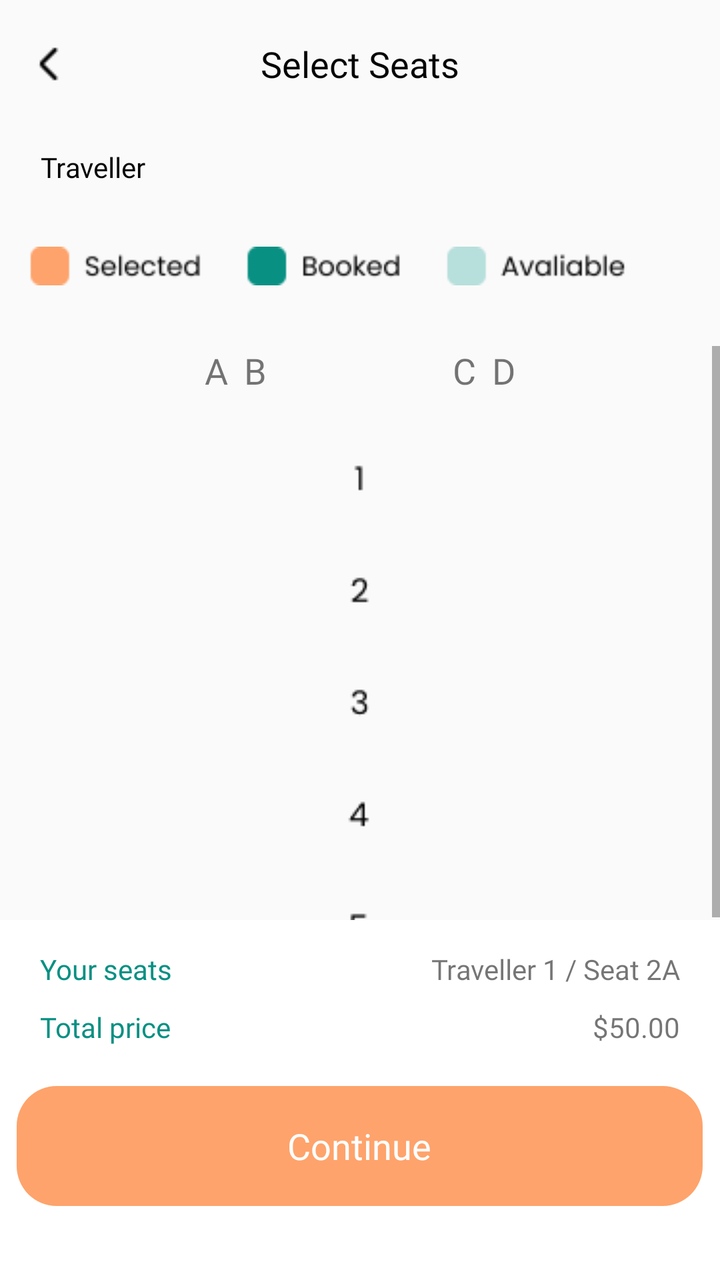
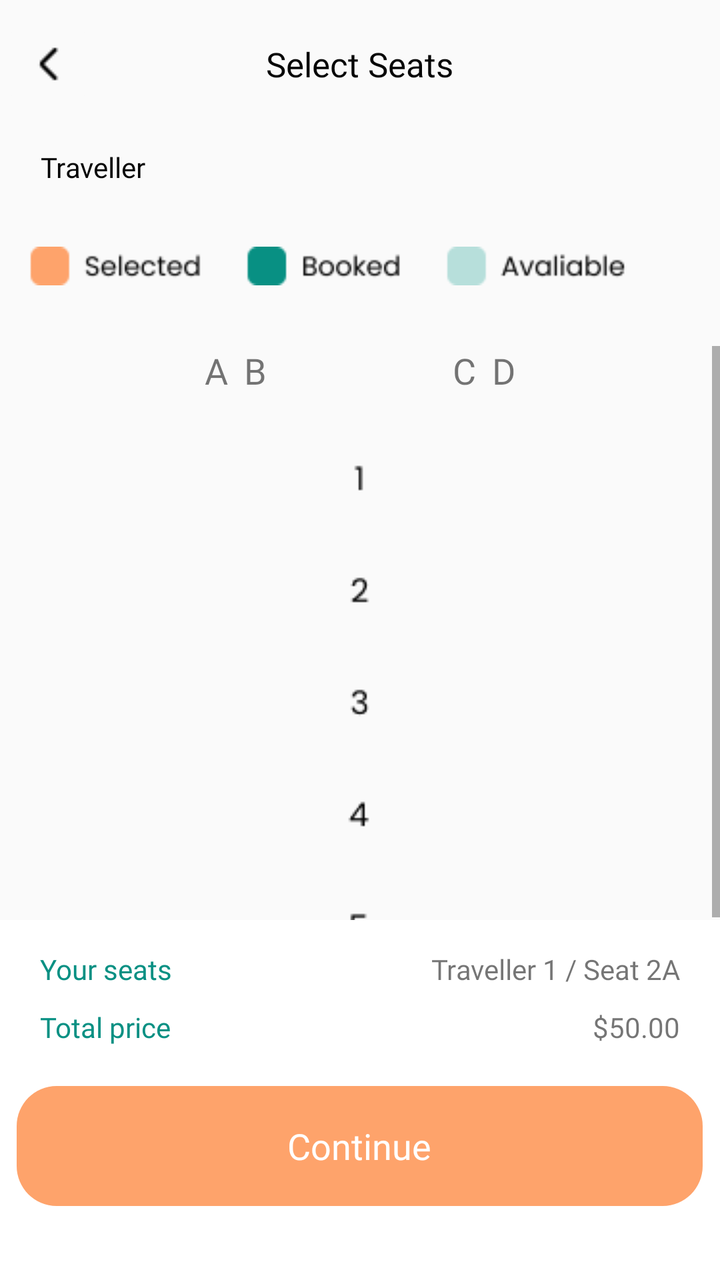

Before-and-after screenshots of an Android layout around one commit, followed by the original layout XML and the change that was made.
<!-- AndroidManifest.xml: application theme Theme.TravelApplication -->
<!-- res/layout/activity_select_seat.xml -->
<?xml version="1.0" encoding="utf-8"?>
<RelativeLayout xmlns:android="http://schemas.android.com/apk/res/android"
    xmlns:app="http://schemas.android.com/apk/res-auto"
    xmlns:tools="http://schemas.android.com/tools"
    android:id="@+id/main"
    android:layout_width="match_parent"
    android:layout_height="match_parent"
    tools:context=".SelectSeatActivity">

    
    <RelativeLayout
        android:id="@+id/selectSeatAppBar"
        android:layout_width="match_parent"
        android:layout_height="wrap_content"
        android:layout_marginTop="10dp">

        <ImageButton
            android:id="@+id/select_seat_back_button"
            android:layout_width="wrap_content"
            android:layout_height="wrap_content"
            android:contentDescription="@string/back_button_app_bar"
            android:backgroundTint="@color/screen"
            android:src="@drawable/ic_chevron"/>

        <TextView
            android:id="@+id/select_seat_title"
            android:layout_width="wrap_content"
            android:layout_height="wrap_content"
            android:layout_centerInParent="true"
            android:text="@string/select_seats"
            android:fontFamily="@font/poppins_bold"
            android:textAppearance="@style/title" />
    </RelativeLayout>

    
    <LinearLayout
        android:id="@+id/select_seat_content_field"
        android:layout_width="match_parent"
        android:layout_height="wrap_content"
        android:layout_below="@+id/selectSeatAppBar"
        android:orientation="vertical"
        android:layout_marginTop="20dp">

        
        <RelativeLayout
            android:id="@+id/seat_traveller_field"
            android:layout_width="match_parent"
            android:layout_height="wrap_content">

            
            <TextView
                android:id="@+id/seat_traveller_text"
                android:layout_width="wrap_content"
                android:layout_height="wrap_content"
                android:text="@string/traveller"
                android:textSize="14sp"
                android:textColor="@color/text_primary"
                android:fontFamily="@font/poppins_medium"
                android:lineSpacingExtra="-2sp"
                android:layout_marginStart="20dp"
                android:gravity="center_horizontal|top" />

            
            <RelativeLayout
                android:id="@+id/seat_traveller_tabs"
                android:layout_width="wrap_content"
                android:layout_height="wrap_content"
                android:layout_below="@+id/seat_traveller_text"
                android:layout_marginTop="10dp"
                android:layout_marginStart="20dp">

                <androidx.recyclerview.widget.RecyclerView
                    android:id="@+id/traveller_tabs_recyclerView"
                    android:layout_width="match_parent"
                    android:layout_height="wrap_content"
                    android:orientation="horizontal"
                    android:scrollbars="horizontal"/>

            </RelativeLayout>

        </RelativeLayout>

        
        <ImageView
            android:id="@+id/seat_status_field"
            android:layout_width="match_parent"
            android:layout_height="wrap_content"
            android:layout_marginTop="20dp"
            android:src="@drawable/seat_status_info"
            android:contentDescription="@string/seat_status_info"/>

        
        <ScrollView
            android:layout_width="wrap_content"
            android:layout_height="wrap_content"
            android:layout_gravity="center_horizontal"
            android:layout_marginTop="30dp">

            
            <LinearLayout
                android:id="@+id/seats_field"
                android:layout_width="match_parent"
                android:layout_height="wrap_content"
                android:orientation="vertical"
                android:layout_gravity="center_horizontal">

                
                <LinearLayout
                    android:id="@+id/seats_choosing_field"
                    android:layout_width="match_parent"
                    android:layout_height="wrap_content"
                    android:orientation="horizontal"
                    android:gravity="center_horizontal">
                    
                    <RelativeLayout
                        android:id="@+id/ab_seats"
                        android:layout_width="wrap_content"
                        android:layout_height="wrap_content">

                        
                        <RelativeLayout
                            android:id="@+id/a_seats"
                            android:layout_width="wrap_content"
                            android:layout_height="wrap_content">

                            
                            <TextView
                                android:id="@+id/a_column_text"
                                android:layout_width="wrap_content"
                                android:layout_height="wrap_content"
                                android:layout_centerHorizontal="true"
                                android:text="@string/a"
                                android:textSize="18sp"
                                android:fontFamily="@font/poppins_bold"
                                android:lineSpacingExtra="-4sp"
                                android:gravity="top" />

                            
                            <androidx.recyclerview.widget.RecyclerView
                                android:id="@+id/a_seats_recyclerView"
                                android:layout_width="wrap_content"
                                android:layout_height="wrap_content"
                                android:orientation="vertical"
                                android:layout_below="@+id/a_column_text"
                                android:layout_marginTop="3dp"
                                android:nestedScrollingEnabled="false"/>

                        </RelativeLayout>

                        
                        <RelativeLayout
                            android:id="@+id/b_seats"
                            android:layout_width="wrap_content"
                            android:layout_height="wrap_content"
                            android:layout_marginStart="8dp"
                            android:layout_toEndOf="@+id/a_seats">

                            
                            <TextView
                                android:id="@+id/b_column_text"
                                android:layout_width="wrap_content"
                                android:layout_height="wrap_content"
                                android:layout_centerHorizontal="true"
                                android:text="@string/b"
                                android:textSize="18sp"
                                android:fontFamily="@font/poppins_bold"
                                android:lineSpacingExtra="-4sp"
                                android:gravity="top" />

                            
                            <androidx.recyclerview.widget.RecyclerView
                                android:id="@+id/b_seats_recyclerView"
                                android:layout_width="wrap_content"
                                android:layout_height="wrap_content"
                                android:orientation="vertical"
                                android:layout_below="@+id/b_column_text"
                                android:layout_marginTop="3dp"
                                android:nestedScrollingEnabled="false"/>

                        </RelativeLayout>

                    </RelativeLayout>

                    
                    <ImageView
                        android:id="@+id/seat_numbers_row"
                        android:layout_width="wrap_content"
                        android:layout_height="wrap_content"
                        android:layout_marginStart="40dp"
                        android:src="@drawable/seat_row_numbers"
                        android:contentDescription="@string/seat_row_numbers"/>

                    
                    <RelativeLayout
                        android:id="@+id/cd_seats"
                        android:layout_width="wrap_content"
                        android:layout_height="wrap_content"
                        android:layout_marginStart="40dp">

                        
                        <RelativeLayout
                            android:id="@+id/c_seats"
                            android:layout_width="wrap_content"
                            android:layout_height="wrap_content">

                            
                            <TextView
                                android:id="@+id/c_column_text"
                                android:layout_width="wrap_content"
                                android:layout_height="wrap_content"
                                android:layout_centerHorizontal="true"
                                android:text="@string/c"
                                android:textSize="18sp"
                                android:fontFamily="@font/poppins_bold"
                                android:lineSpacingExtra="-4sp"
                                android:gravity="top" />

                            
                            <androidx.recyclerview.widget.RecyclerView
                                android:id="@+id/c_seats_recyclerView"
                                android:layout_width="wrap_content"
                                android:layout_height="wrap_content"
                                android:orientation="vertical"
                                android:layout_below="@+id/c_column_text"
                                android:layout_marginTop="3dp"
                                android:nestedScrollingEnabled="false"/>

                        </RelativeLayout>

                        
                        <RelativeLayout
                            android:id="@+id/d_seats"
                            android:layout_width="wrap_content"
                            android:layout_height="wrap_content"
                            android:layout_marginStart="8dp"
                            android:layout_toEndOf="@+id/c_seats">

                            
                            <TextView
                                android:id="@+id/d_column_text"
                                android:layout_width="wrap_content"
                                android:layout_height="wrap_content"
                                android:layout_centerHorizontal="true"
                                android:text="@string/d"
                                android:textSize="18sp"
                                android:fontFamily="@font/poppins_bold"
                                android:lineSpacingExtra="-4sp"
                                android:gravity="top" />

                            
                            <androidx.recyclerview.widget.RecyclerView
                                android:id="@+id/d_seats_recyclerView"
                                android:layout_width="wrap_content"
                                android:layout_height="wrap_content"
                                android:orientation="vertical"
                                android:layout_below="@+id/d_column_text"
                                android:layout_marginTop="3dp"
                                android:nestedScrollingEnabled="false"/>

                        </RelativeLayout>

                    </RelativeLayout>
                </LinearLayout>

                
                <View
                    android:layout_width="match_parent"
                    android:layout_height="350dp"/>

            </LinearLayout>

        </ScrollView>

    </LinearLayout>

    
    <RelativeLayout
        android:id="@+id/seat_action_field"
        android:layout_width="match_parent"
        android:layout_height="wrap_content"
        android:layout_alignParentBottom="true"
        android:layout_alignParentStart="true"
        android:layout_alignParentEnd="true"
        android:background="@drawable/seat_action_field" >

        
        <RelativeLayout
            android:id="@+id/seat_info_field"
            android:layout_width="wrap_content"
            android:layout_height="wrap_content"
            android:layout_centerHorizontal="true"
            android:layout_marginTop="15dp">

            
            <RelativeLayout
                android:id="@+id/seat_location_field"
                android:layout_width="wrap_content"
                android:layout_height="wrap_content"
                android:layout_marginStart="20dp"
                android:layout_marginEnd="20dp">

                <TextView
                    android:id="@+id/your_seats"
                    android:layout_width="wrap_content"
                    android:layout_height="wrap_content"
                    android:text="@string/your_seats"
                    android:textSize="14sp"
                    android:textColor="@color/green_500"
                    android:fontFamily="@font/poppins_medium"
                    android:lineSpacingExtra="-1sp"
                    android:gravity="top" />

                <TextView
                    android:id="@+id/traveller_and_seat"
                    android:layout_width="wrap_content"
                    android:layout_height="wrap_content"
                    android:layout_toEndOf="@+id/your_seats"
                    android:layout_alignParentEnd="true"
                    android:text="@string/traveller_1_seat_2a"
                    android:textSize="14sp"
                    android:fontFamily="@font/poppins_bold"
                    android:lineSpacingExtra="-1sp"
                    android:gravity="end" />


            </RelativeLayout>

            
            <RelativeLayout
                android:id="@+id/seat_price_field"
                android:layout_width="match_parent"
                android:layout_height="wrap_content"
                android:layout_below="@+id/seat_location_field"
                android:layout_marginTop="10dp"
                android:layout_marginStart="20dp"
                android:layout_marginEnd="20dp">

                
                <TextView
                    android:id="@+id/seat_total_price"
                    android:layout_width="wrap_content"
                    android:layout_height="wrap_content"
                    android:text="@string/total_price"
                    android:textSize="14sp"
                    android:textColor="@color/green_500"
                    android:fontFamily="@font/poppins_medium"
                    android:lineSpacingExtra="-1sp"
                    android:gravity="top" />

                
                <TextView
                    android:id="@+id/seat_price_value"
                    android:layout_width="wrap_content"
                    android:layout_height="wrap_content"
                    android:layout_toEndOf="@+id/seat_total_price"
                    android:layout_alignParentEnd="true"
                    android:text="@string/fifty_dollars_seat"
                    android:textSize="14sp"
                    android:fontFamily="@font/poppins_bold"
                    android:lineSpacingExtra="-1sp"
                    android:gravity="end" />

            </RelativeLayout>

        </RelativeLayout>

        
        <Button
            android:id="@+id/seat_continue_button"
            android:layout_width="wrap_content"
            android:layout_height="wrap_content"
            android:layout_below="@+id/seat_info_field"
            android:layout_marginTop="20dp"
            android:layout_centerHorizontal="true"
            android:text="@string/continue_text"
            android:textSize="18sp"
            android:textColor="@color/white"
            android:fontFamily="@font/poppins_bold"
            android:textAllCaps="false"
            android:background="@drawable/ticket_search_button" />


    </RelativeLayout>


</RelativeLayout>
<!-- resources referenced by this layout -->
<resources>
  <color name="green_500">#089083</color>
  <color name="screen">#FAFAFA</color>
  <color name="text_primary">#050505</color>
  <color name="white">#FFFFFFFF</color>
  <!-- drawable ic_chevron: png bitmap (drawable, 252 bytes) -->
  <!-- drawable seat_action_field (drawable) -->
  <?xml version="1.0" encoding="utf-8"?>
  
  <vector
      xmlns:android="http://schemas.android.com/apk/res/android"
      xmlns:aapt="http://schemas.android.com/aapt"
      android:width="375dp"
      android:height="180dp"
      android:viewportWidth="375"
      android:viewportHeight="180"
      >
      <group>
          <clip-path
              android:pathData="M0 0H375V180H0V0Z"
              />
          <path
              android:pathData="M0 0V180H375V0"
              android:fillColor="#FFFFFF"
              />
      </group>
  </vector>
  <!-- drawable seat_row_numbers: png bitmap (drawable, 1058 bytes) -->
  <!-- drawable seat_status_info: png bitmap (drawable, 3279 bytes) -->
  <!-- drawable ticket_search_button (drawable) -->
  <?xml version="1.0" encoding="utf-8"?>
  
  <vector
      xmlns:android="http://schemas.android.com/apk/res/android"
      xmlns:aapt="http://schemas.android.com/aapt"
      android:width="343dp"
      android:height="60dp"
      android:viewportWidth="343"
      android:viewportHeight="60"
      >
      <group>
          <clip-path
              android:pathData="M20 0H323C334.046 0 343 8.95431 343 20V40C343 51.0457 334.046 60 323 60H20C8.95431 60 0 51.0457 0 40V20C0 8.95431 8.95431 0 20 0Z"
              />
          <path
              android:pathData="M0 0V60H343V0"
              android:fillColor="#FEA36B"
              />
      </group>
  </vector>
  <string name="a">A</string>
  <string name="b">B</string>
  <string name="back_button_app_bar">Back</string>
  <string name="c">C</string>
  <string name="continue_text">Continue</string>
  <string name="d">D</string>
  <string name="fifty_dollars_seat">$50.00</string>
  <string name="seat_row_numbers">Seat row numbers</string>
  <string name="seat_status_info">Seat status info</string>
  <string name="select_seats">Select Seats</string>
  <string name="total_price">Total price</string>
  <string name="traveller">Traveller</string>
  <string name="traveller_1_seat_2a">Traveller 1 / Seat 2A</string>
  <string name="your_seats">Your seats</string>
  <style name="title">
          <item name="android:textSize">18sp</item>
          <item name="android:textColor">#050505</item>
      </style>
  <style name="Theme.TravelApplication" parent="Base.Theme.TravelApplication" />
  <style name="Base.Theme.TravelApplication" parent="Theme.AppCompat.DayNight.NoActionBar">
          
          <item name="colorPrimary">@color/text_primary</item>
          <item name="android:windowBackground">@color/screen</item>
          <item name="android:textColorPrimary">@color/text_primary</item>
          <item name="colorAccent">@color/green_500</item>
          
      </style>
</resources>

<!-- the commit's change to res/layout/activity_select_seat.xml (unified diff, before → after) -->
@@ -28,6 +28,7 @@
             android:layout_height="wrap_content"
             android:layout_centerInParent="true"
             android:text="@string/select_seats"
+            android:textSize="17sp"
             android:fontFamily="@font/poppins_bold"
             android:textAppearance="@style/title" />
     </RelativeLayout>
